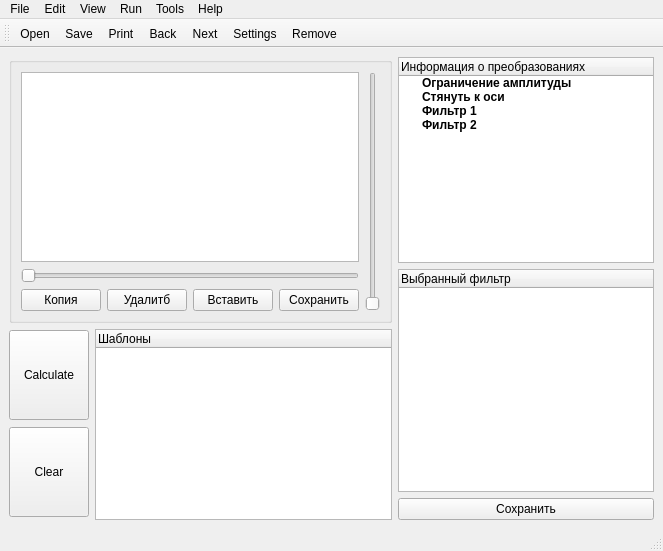
Old version of the form mainwindow.ui in the repository nikborovets/otl_10_pls.
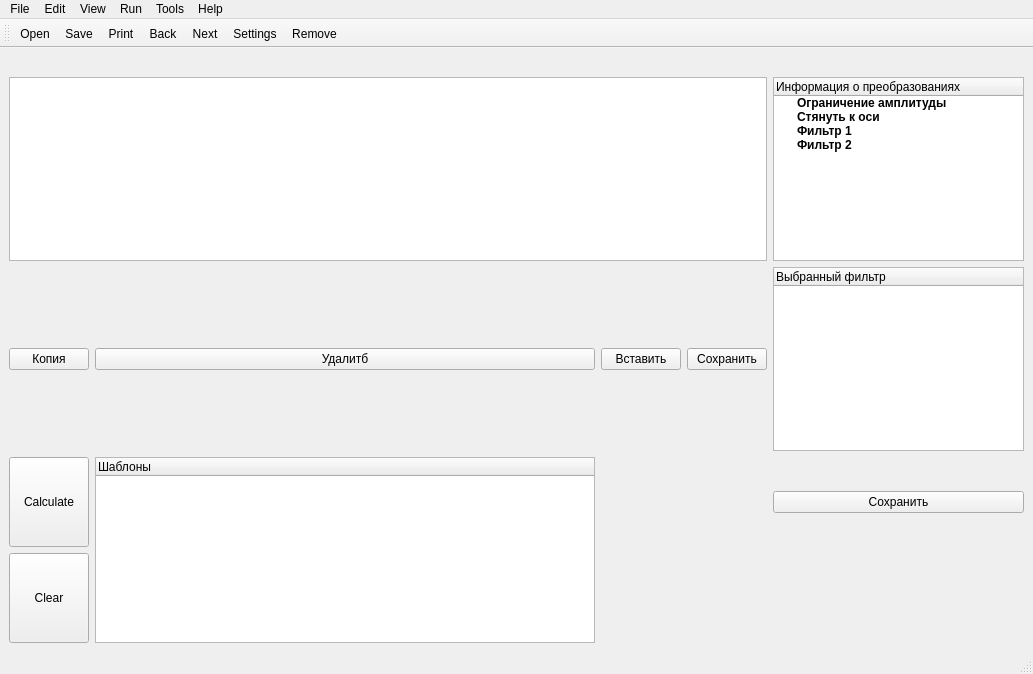
New version of the form. Icons and pictures are not drawn.

What changed in the file:
```diff
--- a/mainwindow.ui
+++ b/mainwindow.ui
@@ -6,8 +6,8 @@
    <rect>
     <x>0</x>
     <y>0</y>
-    <width>663</width>
-    <height>551</height>
+    <width>1033</width>
+    <height>674</height>
    </rect>
   </property>
   <property name="windowTitle">
@@ -17,40 +17,8 @@
    <property name="enabled">
     <bool>true</bool>
    </property>
-   <layout class="QGridLayout" name="gridLayout_5">
-    <item row="0" column="0">
      <layout class="QGridLayout" name="gridLayout">
-      <item row="1" column="0">
-       <layout class="QGridLayout" name="gridLayout_2">
-        <item row="0" column="0">
-         <widget class="QPushButton" name="calculate">
-          <property name="minimumSize">
-           <size>
-            <width>0</width>
-            <height>90</height>
-           </size>
-          </property>
-          <property name="text">
-           <string>Calculate</string>
-          </property>
-         </widget>
-        </item>
-        <item row="1" column="0">
-         <widget class="QPushButton" name="clear">
-          <property name="minimumSize">
-           <size>
-            <width>0</width>
-            <height>90</height>
-           </size>
-          </property>
-          <property name="text">
-           <string>Clear</string>
-          </property>
-         </widget>
-        </item>
-       </layout>
-      </item>
-      <item row="1" column="1">
+    <item row="3" column="1" rowspan="2">
        <widget class="QTreeWidget" name="patterns">
         <column>
          <property name="text">
@@ -59,16 +27,20 @@
         </column>
        </widget>
       </item>
-      <item row="0" column="2" rowspan="2">
-       <layout class="QGridLayout" name="gridLayout_6">
-        <item row="2" column="0">
-         <widget class="QPushButton" name="add_pattern_2">
-          <property name="text">
-           <string>Сохранить</string>
-          </property>
-         </widget>
-        </item>
-        <item row="1" column="0">
+    <item row="0" column="0" colspan="4">
+     <spacer name="horizontalSpacer">
+      <property name="orientation">
+       <enum>Qt::Horizontal</enum>
+      </property>
+      <property name="sizeHint" stdset="0">
+       <size>
+        <width>764</width>
+        <height>20</height>
+       </size>
+      </property>
+     </spacer>
+    </item>
+    <item row="2" column="4">
          <widget class="QTreeWidget" name="filters">
           <column>
            <property name="text">
@@ -77,7 +49,23 @@
           </column>
          </widget>
         </item>
-        <item row="0" column="0">
+    <item row="1" column="0" colspan="4">
+     <widget class="QGraphicsView" name="graphics_view"/>
+    </item>
+    <item row="3" column="0">
+     <widget class="QPushButton" name="calculate">
+      <property name="minimumSize">
+       <size>
+        <width>0</width>
+        <height>90</height>
+       </size>
+      </property>
+      <property name="text">
+       <string>Calculate</string>
+      </property>
+     </widget>
+    </item>
+    <item row="1" column="4">
          <widget class="QTreeWidget" name="filters_information">
           <property name="maximumSize">
            <size>
@@ -138,25 +126,8 @@
           </item>
          </widget>
         </item>
-       </layout>
-      </item>
-      <item row="0" column="0" colspan="2">
-       <widget class="QGroupBox" name="groupBox">
-        <property name="title">
-         <string/>
-        </property>
-        <layout class="QGridLayout" name="gridLayout_4">
-         <item row="0" column="0">
-          <layout class="QGridLayout" name="gridLayout_3">
-           <item row="2" column="2">
-            <widget class="QPushButton" name="set_button">
-             <property name="text">
-              <string>Вставить</string>
-             </property>
-            </widget>
-           </item>
-           <item row="2" column="3">
-            <widget class="QPushButton" name="save_button">
+    <item row="3" column="4">
+     <widget class="QPushButton" name="add_pattern_2">
              <property name="text">
               <string>Сохранить</string>
              </property>
@@ -169,6 +140,13 @@
              </property>
             </widget>
            </item>
+    <item row="2" column="2">
+     <widget class="QPushButton" name="set_button">
+      <property name="text">
+       <string>Вставить</string>
+      </property>
+     </widget>
+    </item>
            <item row="2" column="0">
             <widget class="QPushButton" name="copy_button">
              <property name="text">
@@ -176,29 +154,25 @@
              </property>
             </widget>
            </item>
-           <item row="0" column="0" colspan="4">
-            <widget class="QGraphicsView" name="graphics_view"/>
-           </item>
-           <item row="1" column="0" colspan="4">
-            <widget class="QSlider" name="horizontalSlider">
-             <property name="orientation">
-              <enum>Qt::Horizontal</enum>
+    <item row="2" column="3">
+     <widget class="QPushButton" name="save_button">
+      <property name="text">
+       <string>Сохранить</string>
              </property>
             </widget>
            </item>
-          </layout>
-         </item>
-         <item row="0" column="1">
-          <widget class="QSlider" name="verticalSlider">
-           <property name="orientation">
-            <enum>Qt::Vertical</enum>
-           </property>
-          </widget>
-         </item>
-        </layout>
-       </widget>
-      </item>
-     </layout>
+    <item row="4" column="0">
+     <widget class="QPushButton" name="clear">
+      <property name="minimumSize">
+       <size>
+        <width>0</width>
+        <height>90</height>
+       </size>
+      </property>
+      <property name="text">
+       <string>Clear</string>
+      </property>
+     </widget>
     </item>
    </layout>
   </widget>
@@ -207,7 +181,7 @@
     <rect>
      <x>0</x>
      <y>0</y>
-     <width>663</width>
+     <width>1033</width>
      <height>21</height>
     </rect>
    </property>
```
Lines whose indentation alone changed are shown as unchanged.
